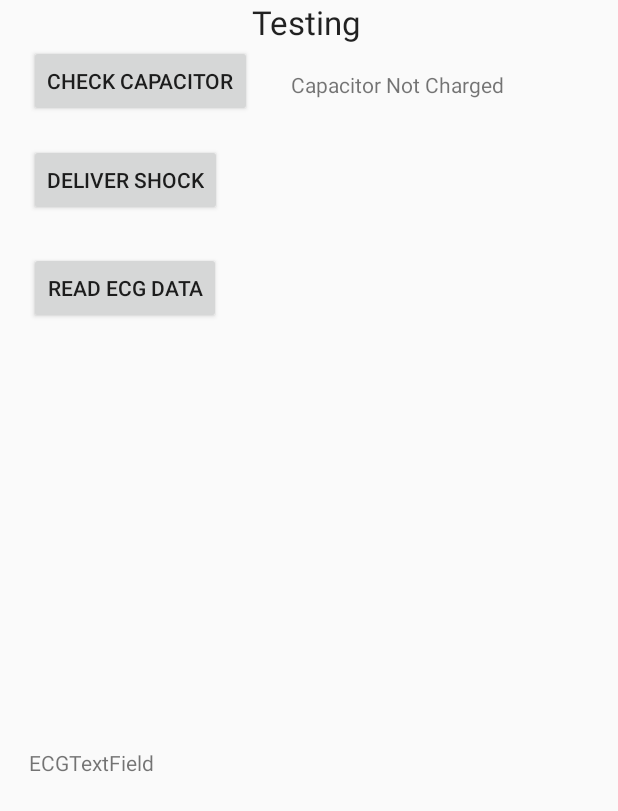
After one commit to anthonyemberley/Revive, an Android app: the ArduinoTestingActivity screen opened directly, with no data from a screen before it, on a phone screen of 412 x 824 dp. The commit adds this screen. Shown: the top 811 px of the screen. Run offline under Robolectric (Android 15) with nearby library versions, the phone set to English and light mode, and no system bars; libraries missing offline, so code that uses them is left out: com.felhr.usbserial.

Commit message:
need to test testing activity

```diff
--- a/app/src/main/AndroidManifest.xml
+++ b/app/src/main/AndroidManifest.xml
@@ -65,7 +65,8 @@
         <activity android:name=".c01FirstHand" />
         <activity android:name=".c02SecondHand" />
         <activity android:name=".c03PressMotion" />
-        <activity android:name=".c04PressAndRepeat"></activity>
+        <activity android:name=".c04PressAndRepeat" />
+        <activity android:name=".ArduinoTestingActivity"></activity>
     </application>
 
 </manifest>
--- /dev/null
+++ b/app/src/main/java/com/helge/arrhythmiapt/ArduinoTestingActivity.java
@@ -0,0 +1,228 @@
+package com.helge.arrhythmiapt;
+
+import android.app.PendingIntent;
+import android.content.BroadcastReceiver;
+import android.content.Context;
+import android.content.Intent;
+import android.hardware.usb.UsbDevice;
+import android.hardware.usb.UsbDeviceConnection;
+import android.hardware.usb.UsbManager;
+import android.support.v7.app.AppCompatActivity;
+import android.os.Bundle;
+import android.util.Log;
+import android.view.View;
+import android.widget.Button;
+import android.widget.TextView;
+
+import com.felhr.usbserial.UsbSerialDevice;
+import com.felhr.usbserial.UsbSerialInterface;
+
+import java.io.UnsupportedEncodingException;
+import java.util.HashMap;
+import java.util.Map;
+
+public class ArduinoTestingActivity extends AppCompatActivity {
+    //USB Stuff
+    UsbManager usbManager;
+    UsbDevice device;
+    UsbSerialDevice serialPort;
+    UsbDeviceConnection connection;
+    public final String ACTION_USB_PERMISSION = "com.a2009pink.revive.USB_PERMISSION";
+
+
+    Button capacitorButton, ecgButton, deliverShockButton;
+    TextView ecgTextView, capacitorTextView, deliverShockTextView;
+
+    public boolean arduinoIsConnected = false;
+    private enum ArduinoState {
+        STATIC, ECG, CAPACITOR, DELIVER_SHOCK
+    }
+    String STATIC_ARDUINO_CODE = "0";
+    String ECG_ARDUINO_CODE = "1";
+    String CAPACITOR_ARDUINO_CODE = "2";
+    String DELIVER_SHOCK_ARDUINO_CODE = "5";
+    private ArduinoState currentAndroidState = ArduinoState.STATIC;
+
+
+    @Override
+    protected void onCreate(Bundle savedInstanceState) {
+        super.onCreate(savedInstanceState);
+        setContentView(R.layout.activity_arduino_testing);
+
+        usbManager = (UsbManager) getSystemService(this.USB_SERVICE);
+        ecgTextView = (TextView) findViewById(R.id.ecgTextView);
+        capacitorTextView = (TextView) findViewById(R.id.capacitorTextView);
+        deliverShockTextView = (TextView) findViewById(R.id.deliveredShockTextView);
+
+    }
+
+
+
+    private void sendArduinoNextState(ArduinoState nextState){
+        String sendString = "";
+        switch (nextState) {
+            case ECG:
+                sendString = ECG_ARDUINO_CODE;
+                break;
+            case DELIVER_SHOCK:
+                sendString = DELIVER_SHOCK_ARDUINO_CODE;
+                break;
+            case STATIC:
+                sendString = STATIC_ARDUINO_CODE;
+                break;
+            case CAPACITOR:
+                sendString = CAPACITOR_ARDUINO_CODE;
+                break;
+            default:
+                break;
+        }
+
+        if(arduinoIsConnected){
+            serialPort.write(sendString.getBytes());
+            currentAndroidState = nextState;
+        }
+
+    }
+
+
+
+
+    //USB METHODS
+
+    UsbSerialInterface.UsbReadCallback mCallback = new UsbSerialInterface.UsbReadCallback() {
+        //Defining a Callback which triggers whenever data is read.
+        @Override
+        public void onReceivedData(byte[] arg0) {
+            String data = null;
+            try {
+                data = new String(arg0, "UTF-8");
+                switch (currentAndroidState) {
+                    case ECG:
+                        data.concat(", ");
+                        tvAppend(ecgTextView, data);
+                        break;
+                    case DELIVER_SHOCK:
+                        if (data.equals("1")){
+                            deliverShockTextView.setText("Shock Delivered");
+                        }else {
+                            deliverShockTextView.setText(("Shock Preparing"));
+                        }
+                        break;
+                    case CAPACITOR:
+                        capacitorTextView.setText(data);
+//                        if(data.equals("0")){
+//                            capacitorTextView.setText("Capacitor Not Charged");
+//                        }else if(data.equals("1")){
+//                            capacitorTextView.setText("Capacitor Almost Charged");
+//                        }else if(data.equals("2")){
+//                            capacitorTextView.setText("Capacitor Charged!");
+//                        }
+                        break;
+                    default:
+                        break;
+                }
+
+            } catch (UnsupportedEncodingException e) {
+                e.printStackTrace();
+            }
+        }
+    };
+
+
+    private final BroadcastReceiver broadcastReceiver = new BroadcastReceiver() { //Broadcast Receiver to automatically start and stop the Serial connection.
+        @Override
+        public void onReceive(Context context, Intent intent) {
+            if (intent.getAction().equals(ACTION_USB_PERMISSION)) {
+                boolean granted = intent.getExtras().getBoolean(UsbManager.EXTRA_PERMISSION_GRANTED);
+                if (granted) {
+                    connection = usbManager.openDevice(device);
+                    serialPort = UsbSerialDevice.createUsbSerialDevice(device, connection);
+                    if (serialPort != null) {
+                        if (serialPort.open()) { //Set Serial Connection Parameters.
+                            serialPort.setBaudRate(9600);
+                            serialPort.setDataBits(UsbSerialInterface.DATA_BITS_8);
+                            serialPort.setStopBits(UsbSerialInterface.STOP_BITS_1);
+                            serialPort.setParity(UsbSerialInterface.PARITY_NONE);
+                            serialPort.setFlowControl(UsbSerialInterface.FLOW_CONTROL_OFF);
+                            serialPort.read(mCallback);
+
+                        } else {
+                            Log.d("SERIAL", "PORT NOT OPEN");
+                        }
+                    } else {
+                        Log.d("SERIAL", "PORT IS NULL");
+                    }
+                } else {
+                    Log.d("SERIAL", "PERM NOT GRANTED");
+                }
+            } else if (intent.getAction().equals(UsbManager.ACTION_USB_DEVICE_ATTACHED)) {
+                startSerialConnection();
+            } else if (intent.getAction().equals(UsbManager.ACTION_USB_DEVICE_DETACHED)) {
+                stopSerialConnection();
+            }
+        }
+
+        ;
+    };
+
+    public void stopSerialConnection() {
+        arduinoIsConnected = false;
+        serialPort.close();
+    }
+
+    public void startSerialConnection() {
+
+        HashMap<String, UsbDevice> usbDevices = usbManager.getDeviceList();
+        if (!usbDevices.isEmpty()) {
+            boolean keep = true;
+            for (Map.Entry<String, UsbDevice> entry : usbDevices.entrySet()) {
+                device = entry.getValue();
+                int deviceVID = device.getVendorId();
+                if (deviceVID == 0x2341)//Arduino Vendor ID
+                {
+                    PendingIntent pi = PendingIntent.getBroadcast(this, 0, new Intent(ACTION_USB_PERMISSION), 0);
+                    usbManager.requestPermission(device, pi);
+                    keep = false;
+                    arduinoIsConnected = true;
+                } else {
+                    connection = null;
+                    device = null;
+                }
+
+                if (!keep)
+                    break;
+            }
+        }
+
+
+    }
+
+
+    //BUTTON CODE
+
+    public void ecgButtonPressed(View view) {
+        sendArduinoNextState(ArduinoState.ECG);
+    }
+    public void capacitorButtonPressed(View view) {
+        sendArduinoNextState(ArduinoState.CAPACITOR);
+    }
+    public void deliverShockButtonPressed(View view) {
+        sendArduinoNextState(ArduinoState.DELIVER_SHOCK);
+    }
+
+
+
+    //Helper Methods
+    private void tvAppend(TextView tv, CharSequence text) {
+        final TextView ftv = tv;
+        final CharSequence ftext = text;
+
+        runOnUiThread(new Runnable() {
+            @Override
+            public void run() {
+                ftv.append(ftext);
+            }
+        });
+    }
+
+}
--- /dev/null
+++ b/app/src/main/res/layout/activity_arduino_testing.xml
@@ -0,0 +1,79 @@
+<?xml version="1.0" encoding="utf-8"?>
+<RelativeLayout xmlns:android="http://schemas.android.com/apk/res/android"
+    xmlns:tools="http://schemas.android.com/tools"
+    android:id="@+id/activity_arduino_testing"
+    android:layout_width="match_parent"
+    android:layout_height="match_parent"
+    android:paddingBottom="@dimen/activity_vertical_margin"
+    android:paddingLeft="@dimen/activity_horizontal_margin"
+    android:paddingRight="@dimen/activity_horizontal_margin"
+    android:paddingTop="@dimen/activity_vertical_margin"
+    tools:context="com.helge.arrhythmiapt.ArduinoTestingActivity">
+
+    <Button
+        android:text="Check Capacitor"
+        android:layout_width="wrap_content"
+        android:layout_height="wrap_content"
+        android:layout_marginTop="30dp"
+        android:id="@+id/button3"
+        android:layout_alignParentTop="true"
+        android:layout_alignStart="@+id/button2"
+        android:onClick="capacitorButtonPressed" />
+
+    <Button
+        android:text="Deliver Shock"
+        android:layout_width="wrap_content"
+        android:layout_height="wrap_content"
+        android:layout_marginStart="19dp"
+        android:layout_marginTop="18dp"
+        android:id="@+id/button2"
+        android:layout_below="@+id/button3"
+        android:layout_alignParentStart="true"
+        android:onClick="deliverShockButtonPressed" />
+
+    <Button
+        android:text="Read ECG Data"
+        android:layout_width="wrap_content"
+        android:layout_height="wrap_content"
+        android:id="@+id/button4"
+        android:layout_below="@+id/button2"
+        android:layout_alignStart="@+id/button2"
+        android:layout_marginTop="24dp"
+        android:onClick="ecgButtonPressed" />
+
+    <TextView
+        android:text="Capacitor Not Charged"
+        android:layout_width="wrap_content"
+        android:layout_height="wrap_content"
+        android:layout_alignBottom="@+id/button3"
+        android:layout_toEndOf="@+id/button3"
+        android:layout_marginStart="26dp"
+        android:layout_marginBottom="12dp"
+        android:id="@+id/capacitorTextView" />
+
+    <TextView
+        android:layout_width="wrap_content"
+        android:layout_height="wrap_content"
+        android:id="@+id/deliveredShockTextView"
+        android:layout_alignBaseline="@+id/button2"
+        android:layout_alignBottom="@+id/button2"
+        android:layout_alignStart="@+id/capacitorTextView"
+        tools:text="TextView" />
+
+    <TextView
+        android:text="Testing"
+        android:layout_width="wrap_content"
+        android:layout_height="wrap_content"
+        android:layout_alignParentTop="true"
+        android:layout_toEndOf="@+id/button3"
+        android:id="@+id/textView8"
+        android:textAppearance="@android:style/TextAppearance.DeviceDefault.Large" />
+
+    <TextView
+        android:text="ECGTextField"
+        android:layout_width="match_parent"
+        android:id="@+id/ecgTextView"
+        android:layout_height="325dp"
+        android:layout_alignParentBottom="true"
+        android:layout_alignStart="@+id/button4" />
+</RelativeLayout>
```
Also changed, not shown: app/src/main/java/com/helge/arrhythmiapt/LoginActivity.java (+69 -29 lines), app/src/main/res/layout/activity_login.xml (+23 -11 lines).
